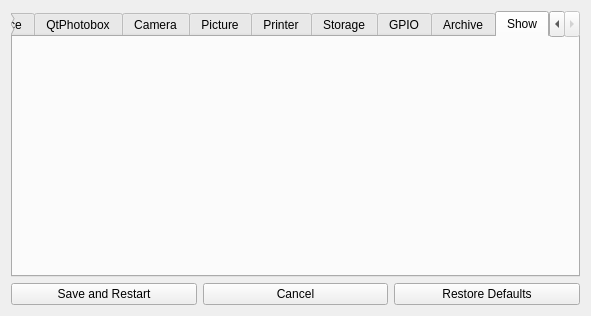
First picture: the form in gui/settingswidget.ui, repository andyboeh/qtphotobox, before the edit.
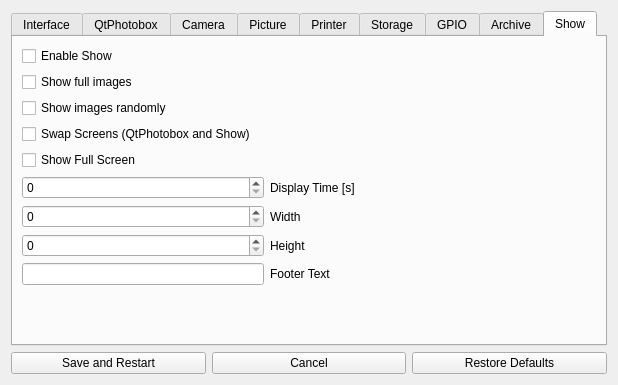
Second picture: the form after the edit. The open tabs and pages were chosen to show the change.

Commit message: Implement GUI settings screen

Patch:
```diff
--- a/gui/settingswidget.ui
+++ b/gui/settingswidget.ui
@@ -6,8 +6,8 @@
    <rect>
     <x>0</x>
     <y>0</y>
-    <width>591</width>
-    <height>316</height>
+    <width>618</width>
+    <height>385</height>
    </rect>
   </property>
   <property name="windowTitle">
@@ -63,6 +63,117 @@
       <attribute name="title">
        <string>Show</string>
       </attribute>
+      <layout class="QGridLayout" name="gridLayout_9">
+       <item row="9" column="0">
+        <spacer name="verticalSpacer_9">
+         <property name="orientation">
+          <enum>Qt::Vertical</enum>
+         </property>
+         <property name="sizeHint" stdset="0">
+          <size>
+           <width>20</width>
+           <height>40</height>
+          </size>
+         </property>
+        </spacer>
+       </item>
+       <item row="0" column="0">
+        <widget class="QCheckBox" name="chkEnableshow">
+         <property name="text">
+          <string>Enable Show</string>
+         </property>
+        </widget>
+       </item>
+       <item row="4" column="0">
+        <widget class="QCheckBox" name="chkShowFullscreen">
+         <property name="text">
+          <string>Show Full Screen</string>
+         </property>
+        </widget>
+       </item>
+       <item row="8" column="0">
+        <widget class="QLineEdit" name="editShowFooterText"/>
+       </item>
+       <item row="0" column="2">
+        <spacer name="horizontalSpacer_9">
+         <property name="orientation">
+          <enum>Qt::Horizontal</enum>
+         </property>
+         <property name="sizeHint" stdset="0">
+          <size>
+           <width>40</width>
+           <height>20</height>
+          </size>
+         </property>
+        </spacer>
+       </item>
+       <item row="6" column="0">
+        <widget class="QSpinBox" name="spinShowWidth">
+         <property name="maximum">
+          <number>10000</number>
+         </property>
+        </widget>
+       </item>
+       <item row="3" column="0">
+        <widget class="QCheckBox" name="chkShowSwapScreens">
+         <property name="text">
+          <string>Swap Screens (QtPhotobox and Show)</string>
+         </property>
+        </widget>
+       </item>
+       <item row="1" column="0">
+        <widget class="QCheckBox" name="chkShowFullImages">
+         <property name="text">
+          <string>Show full images</string>
+         </property>
+        </widget>
+       </item>
+       <item row="5" column="0">
+        <widget class="QSpinBox" name="spinShowDisplayTime"/>
+       </item>
+       <item row="2" column="0">
+        <widget class="QCheckBox" name="chkShowRandom">
+         <property name="text">
+          <string>Show images randomly</string>
+         </property>
+        </widget>
+       </item>
+       <item row="7" column="0">
+        <widget class="QSpinBox" name="spinShowHeight">
+         <property name="maximum">
+          <number>10000</number>
+         </property>
+        </widget>
+       </item>
+       <item row="5" column="1">
+        <widget class="QLabel" name="label_29">
+         <property name="text">
+          <string>Display Time [s]</string>
+         </property>
+        </widget>
+       </item>
+       <item row="6" column="1">
+        <widget class="QLabel" name="label_30">
+         <property name="text">
+          <string>Width</string>
+         </property>
+        </widget>
+       </item>
+       <item row="7" column="1">
+        <widget class="QLabel" name="label_31">
+         <property name="text">
+          <string>Height</string>
+         </property>
+        </widget>
+       </item>
+       <item row="8" column="1">
+        <widget class="QLabel" name="label_32">
+         <property name="text">
+          <string>Footer Text</string>
+         </property>
+        </widget>
+       </item>
+      </layout>
      </widget>
     </widget>
    </item>
```
Left out of the diff: 704 changed lines with no effect on the pictures. The commit also changes 4 other files.
